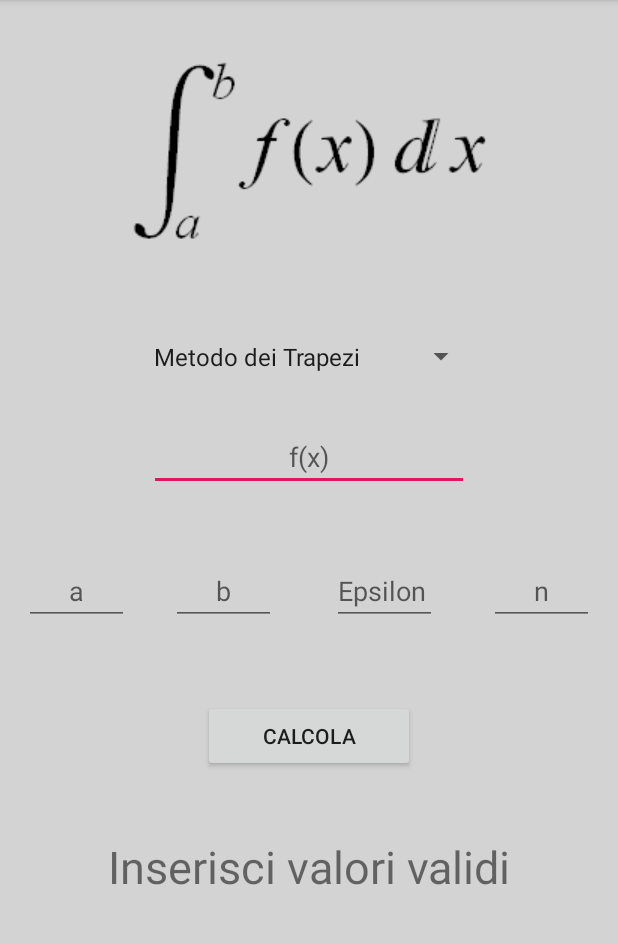
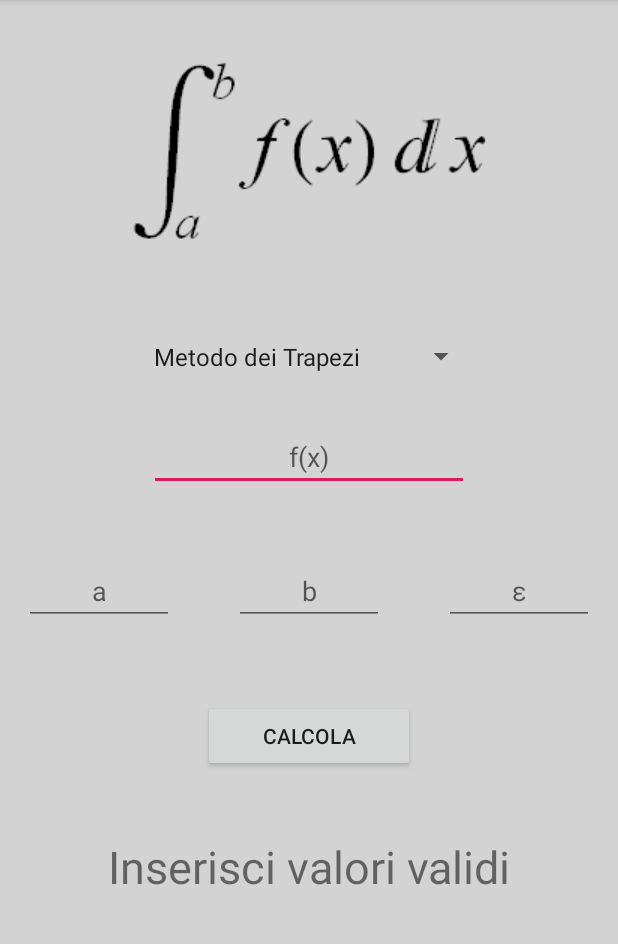
Before and after one commit to fbgian/Integrali, an Android app: the screen it shows after launch (MainActivity), after a tap on "CALCOLA", on a phone screen of 412 x 824 dp, the part 84-1028 px from its top. Run offline under Robolectric (Android 15) with nearby library versions, the phone set to English and light mode, and no system bars.

Commit message:
Sistemati alcuni bug Implementato epsilon esponenziale

```diff
--- a/app/src/main/java/com/example/integrali/MainActivity.java
+++ b/app/src/main/java/com/example/integrali/MainActivity.java
@@ -32,7 +32,6 @@ public class MainActivity extends AppCompatActivity {
         estrA = findViewById(R.id.estrA);
         estrB = findViewById(R.id.estrB);
         epsilon = findViewById(R.id.epsilon);
-        numint = findViewById(R.id.numint);
         risultato = findViewById(R.id.risultato);
         spint = findViewById(R.id.spint);
         insFunz = findViewById(R.id.insFunz);
@@ -44,32 +43,27 @@ public class MainActivity extends AppCompatActivity {
             @Override
             public void onClick(View v) {
 
-                double a,b,eps;
-                String error = "Inserisci valori validi";
-                int n;
+                double a,b;
+                int prec;
 
                 try {
                     a = Double.parseDouble(estrA.getText().toString());
                     b = Double.parseDouble(estrB.getText().toString());
-                    n = Integer.parseInt(numint.getText().toString());
-                    eps = Double.parseDouble(epsilon.getText().toString());
+                    prec = Integer.parseInt(epsilon.getText().toString());
+                    if (prec>6) prec=6;
 
                 } catch (Exception e){
-                    risultato.setText(error);
+                    risultato.setText(getString(R.string.error));
                     return;
                 }
 
-
                 String f = insFunz.getText().toString();
-
                 algo.setFunction(f);
-
                 double area;
 
                 switch (spint.getSelectedItemPosition()){
-                    case 0: area=algo.MetodoTrapezi(a, b, n); break;
-                    case 1: area=algo.MetodoSimpson(a, b, n); break;
-                    case 2: area=algo.MetodoSimpsonEpsilon(a, b, eps, n); break;
+                    case 0: area=algo.MetodoTrapezi(a, b, prec); break;
+                    case 1: area=algo.MetodoSimpson(a, b, prec); break;
                     default: area=0;
                 }
 
@@ -80,7 +74,7 @@ public class MainActivity extends AppCompatActivity {
 
         });
 
-        numint.setOnEditorActionListener(new TextView.OnEditorActionListener() {
+        epsilon.setOnEditorActionListener(new TextView.OnEditorActionListener() {
             @Override
             public boolean onEditorAction(TextView v, int actionId, KeyEvent event) {
                 if (actionId== EditorInfo.IME_ACTION_DONE){
--- a/app/src/main/res/layout/activity_main.xml
+++ b/app/src/main/res/layout/activity_main.xml
@@ -25,14 +25,14 @@
 
     <EditText
         android:id="@+id/estrA"
-        android:layout_width="70dp"
+        android:layout_width="100dp"
         android:layout_height="wrap_content"
         android:layout_marginStart="16dp"
         android:layout_marginLeft="16dp"
         android:ems="10"
         android:gravity="center"
         android:hint="a"
-        android:inputType="numberDecimal"
+        android:inputType="numberSigned|numberDecimal"
         android:nextFocusDown="@id/estrB"
         app:layout_constraintBottom_toBottomOf="parent"
         app:layout_constraintEnd_toEndOf="parent"
@@ -44,40 +44,21 @@
 
     <EditText
         android:id="@+id/estrB"
-        android:layout_width="70dp"
+        android:layout_width="100dp"
         android:layout_height="wrap_content"
         android:ems="10"
         android:gravity="center"
         android:hint="b"
-        android:inputType="numberDecimal"
+        android:inputType="numberSigned|numberDecimal"
         android:nextFocusDown="@id/epsilon"
         app:layout_constraintBottom_toBottomOf="parent"
         app:layout_constraintEnd_toEndOf="parent"
-        app:layout_constraintHorizontal_bias="0.334"
+        app:layout_constraintHorizontal_bias="0.5"
         app:layout_constraintStart_toStartOf="parent"
         app:layout_constraintTop_toTopOf="parent"
         app:layout_constraintVertical_bias="0.514"
         tools:ignore="Autofill,HardcodedText" />
 
-
-    <EditText
-        android:id="@+id/numint"
-        android:layout_width="70dp"
-        android:layout_height="wrap_content"
-        android:layout_marginEnd="16dp"
-        android:layout_marginRight="16dp"
-        android:ems="10"
-        android:gravity="center"
-        android:hint="n"
-        android:inputType="number"
-        android:nextFocusDown="@id/calcola"
-        app:layout_constraintBottom_toBottomOf="parent"
-        app:layout_constraintEnd_toEndOf="parent"
-        app:layout_constraintHorizontal_bias="1.0"
-        app:layout_constraintStart_toStartOf="parent"
-        app:layout_constraintTop_toTopOf="parent"
-        app:layout_constraintVertical_bias="0.514"
-        tools:ignore="Autofill,HardcodedText" />
 
     <Button
         android:id="@+id/calcola"
@@ -131,15 +112,18 @@
 
     <EditText
         android:id="@+id/epsilon"
-        android:layout_width="70dp"
+        android:layout_width="100dp"
         android:layout_height="wrap_content"
+        android:layout_marginEnd="16dp"
+        android:layout_marginRight="16dp"
         android:ems="10"
-        android:hint="Epsilon"
-        android:inputType="numberDecimal"
-        android:nextFocusDown="@id/numint"
+        android:gravity="center"
+        android:hint="ε"
+        android:inputType="number"
+        android:nextFocusDown="@id/calcola"
         app:layout_constraintBottom_toBottomOf="parent"
         app:layout_constraintEnd_toEndOf="parent"
-        app:layout_constraintHorizontal_bias="0.648"
+        app:layout_constraintHorizontal_bias="1.0"
         app:layout_constraintStart_toStartOf="parent"
         app:layout_constraintTop_toTopOf="parent"
         app:layout_constraintVertical_bias="0.514"
--- a/app/src/main/res/values/strings.xml
+++ b/app/src/main/res/values/strings.xml
@@ -1,11 +1,9 @@
 <resources>
     <string name="app_name">Integrali</string>
-    <string name="funzioni_prompt">Scegli un metodo</string>
+    <string name="error">Inserisci valori validi</string>
 
     <string-array name="funzioni">
         <item>Metodo dei Trapezi</item>
         <item>Metodo Simpson</item>
-        <item>Metodo Simpson con Epsilon</item>
-
     </string-array>
 </resources>
```
Also changed, not shown: app/src/main/java/com/example/integrali/Algoritmi.java (+12 -3 lines).
